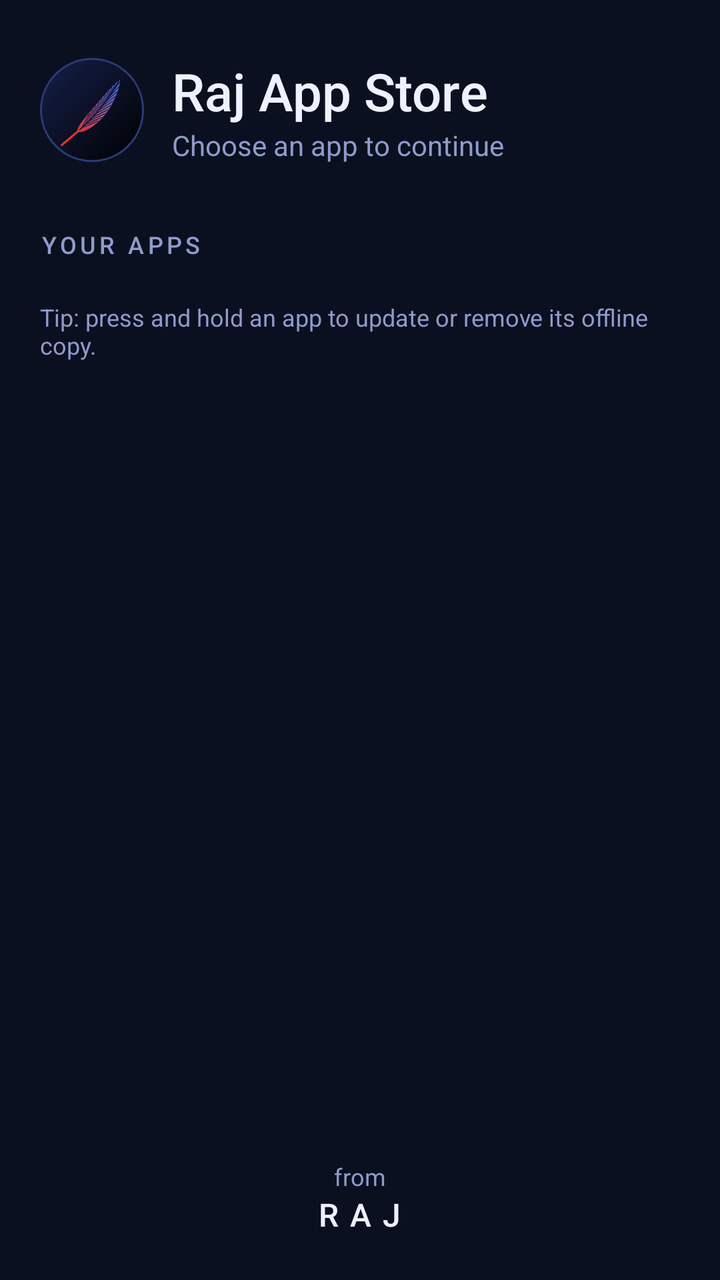
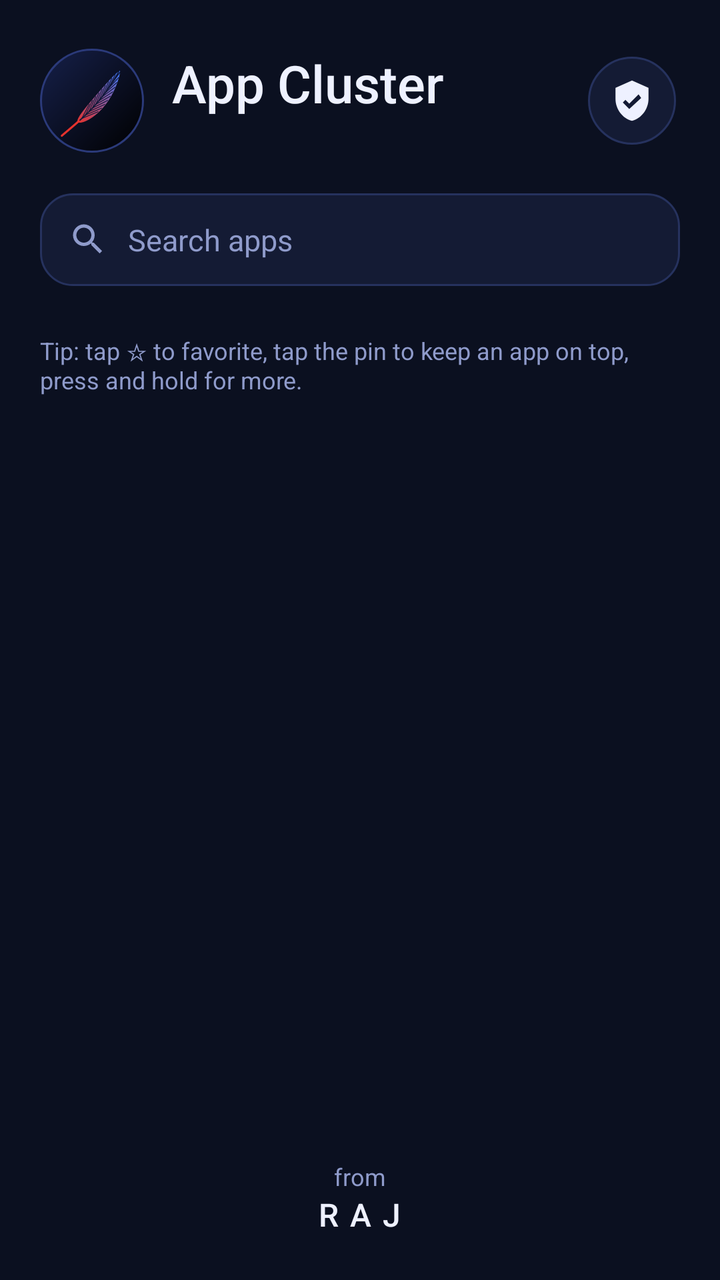

Screens rendered from an Android XML layout before and after an edit, with the pre-edit source and the edit as a unified diff.
<!-- AndroidManifest.xml: application theme Theme.RajHub -->
<!-- res/layout/activity_lobby.xml -->
<?xml version="1.0" encoding="utf-8"?>
<LinearLayout xmlns:android="http://schemas.android.com/apk/res/android"
    android:layout_width="match_parent"
    android:layout_height="match_parent"
    android:background="@color/bg"
    android:orientation="vertical">

    <ScrollView
        android:layout_width="match_parent"
        android:layout_height="0dp"
        android:layout_weight="1"
        android:fillViewport="true"
        android:overScrollMode="ifContentScrolls">

        <LinearLayout
            android:layout_width="match_parent"
            android:layout_height="wrap_content"
            android:orientation="vertical"
            android:paddingStart="20dp"
            android:paddingTop="28dp"
            android:paddingEnd="20dp"
            android:paddingBottom="12dp">

            <LinearLayout
                android:layout_width="match_parent"
                android:layout_height="wrap_content"
                android:gravity="center_vertical"
                android:orientation="horizontal">

                <ImageView
                    android:layout_width="52dp"
                    android:layout_height="52dp"
                    android:background="@drawable/logo_tile"
                    android:contentDescription="@null"
                    android:src="@drawable/ic_launcher_foreground" />

                <LinearLayout
                    android:layout_width="0dp"
                    android:layout_height="wrap_content"
                    android:layout_marginStart="14dp"
                    android:layout_weight="1"
                    android:orientation="vertical">

                    <TextView
                        android:layout_width="wrap_content"
                        android:layout_height="wrap_content"
                        android:fontFamily="sans-serif-medium"
                        android:text="@string/app_name"
                        android:textColor="@color/text"
                        android:textSize="26sp" />

                    <TextView
                        android:layout_width="wrap_content"
                        android:layout_height="wrap_content"
                        android:text="@string/choose_app"
                        android:textColor="@color/sub"
                        android:textSize="14sp" />
                </LinearLayout>
            </LinearLayout>

            <TextView
                android:layout_width="wrap_content"
                android:layout_height="wrap_content"
                android:layout_marginTop="32dp"
                android:layout_marginBottom="14dp"
                android:fontFamily="sans-serif-medium"
                android:letterSpacing="0.15"
                android:text="YOUR APPS"
                android:textColor="@color/sub"
                android:textSize="12sp" />

            <LinearLayout
                android:id="@+id/list"
                android:layout_width="match_parent"
                android:layout_height="wrap_content"
                android:orientation="vertical" />

            <TextView
                android:layout_width="wrap_content"
                android:layout_height="wrap_content"
                android:layout_marginTop="6dp"
                android:text="Tip: press and hold an app to update or remove its offline copy."
                android:textColor="@color/sub"
                android:textSize="12sp" />
        </LinearLayout>
    </ScrollView>

    <LinearLayout
        android:layout_width="match_parent"
        android:layout_height="wrap_content"
        android:gravity="center_horizontal"
        android:orientation="vertical"
        android:paddingTop="10dp"
        android:paddingBottom="22dp">

        <TextView
            android:layout_width="wrap_content"
            android:layout_height="wrap_content"
            android:text="@string/from_label"
            android:textColor="@color/sub"
            android:textSize="12sp" />

        <TextView
            android:layout_width="wrap_content"
            android:layout_height="wrap_content"
            android:fontFamily="sans-serif-medium"
            android:letterSpacing="0.35"
            android:text="@string/from_name"
            android:textColor="@color/text"
            android:textSize="16sp" />
    </LinearLayout>
</LinearLayout>
<!-- resources referenced by this layout -->
<resources>
  <color name="bg">#0B1020</color>
  <color name="sub">#8F9BCB</color>
  <color name="text">#EEF1FF</color>
  <!-- drawable ic_launcher_foreground: vector/xml drawable (drawable, 6535 chars, omitted) -->
  <!-- drawable logo_tile (drawable) -->
  <?xml version="1.0" encoding="utf-8"?>
  <shape xmlns:android="http://schemas.android.com/apk/res/android"
      android:shape="rectangle">
      <gradient
          android:angle="315"
          android:endColor="#000000"
          android:startColor="#16204A" />
      <corners android:radius="30dp" />
      <stroke
          android:width="1dp"
          android:color="#2B3A7A" />
  </shape>
  <string name="app_name">Raj App Store</string>
  <string name="choose_app">Choose an app to continue</string>
  <string name="from_label">from</string>
  <string name="from_name">RAJ</string>
  <style name="Theme.RajHub" parent="Theme.AppCompat.NoActionBar">
          <item name="android:windowBackground">@color/bg</item>
          <item name="android:statusBarColor">@color/bg</item>
          <item name="android:navigationBarColor">@color/bg</item>
          <item name="android:windowLightStatusBar">false</item>
          <item name="android:textColorPrimary">@color/text</item>
          <item name="colorAccent">@color/accent</item>
          <item name="android:windowSplashScreenBackground">@color/bg</item>
      </style>
  <color name="accent">#4F8CFF</color>
</resources>

<!-- the commit's change to res/layout/activity_lobby.xml (unified diff, before → after) -->
@@ -5,6 +5,143 @@
     android:background="@color/bg"
     android:orientation="vertical">
 
+    
+    <LinearLayout
+        android:layout_width="match_parent"
+        android:layout_height="wrap_content"
+        android:gravity="center_vertical"
+        android:orientation="horizontal"
+        android:paddingStart="20dp"
+        android:paddingTop="24dp"
+        android:paddingEnd="20dp">
+
+        <ImageView
+            android:layout_width="52dp"
+            android:layout_height="52dp"
+            android:background="@drawable/logo_tile"
+            android:contentDescription="@null"
+            android:src="@drawable/ic_launcher_foreground" />
+
+        <LinearLayout
+            android:layout_width="0dp"
+            android:layout_height="wrap_content"
+            android:layout_marginStart="14dp"
+            android:layout_weight="1"
+            android:orientation="vertical">
+
+            <TextView
+                android:layout_width="wrap_content"
+                android:layout_height="wrap_content"
+                android:fontFamily="sans-serif-medium"
+                android:text="@string/app_name"
+                android:textColor="@color/text"
+                android:textSize="26sp" />
+
+            <TextView
+                android:id="@+id/subtitle"
+                android:layout_width="wrap_content"
+                android:layout_height="wrap_content"
+                android:textColor="@color/sub"
+                android:textSize="13sp" />
+        </LinearLayout>
+
+        <FrameLayout
+            android:layout_width="48dp"
+            android:layout_height="48dp">
+
+            <ImageView
+                android:id="@+id/permBtn"
+                android:layout_width="44dp"
+                android:layout_height="44dp"
+                android:layout_gravity="center"
+                android:background="@drawable/circle_btn"
+                android:clickable="true"
+                android:contentDescription="Permissions"
+                android:focusable="true"
+                android:padding="11dp"
+                android:src="@drawable/ic_shield"
+                android:tint="@color/text" />
+
+            <View
+                android:id="@+id/permDot"
+                android:layout_width="13dp"
+                android:layout_height="13dp"
+                android:layout_gravity="top|end"
+                android:layout_marginTop="2dp"
+                android:layout_marginEnd="2dp"
+                android:background="@drawable/dot_red"
+                android:visibility="gone" />
+        </FrameLayout>
+    </LinearLayout>
+
+    
+    <LinearLayout
+        android:layout_width="match_parent"
+        android:layout_height="wrap_content"
+        android:layout_marginStart="20dp"
+        android:layout_marginTop="20dp"
+        android:layout_marginEnd="20dp"
+        android:background="@drawable/search_bg"
+        android:gravity="center_vertical"
+        android:orientation="horizontal"
+        android:paddingStart="14dp"
+        android:paddingEnd="6dp">
+
+        <ImageView
+            android:layout_width="20dp"
+            android:layout_height="20dp"
+            android:contentDescription="@null"
+            android:src="@drawable/ic_search"
+            android:tint="@color/sub" />
+
+        <EditText
+            android:id="@+id/search"
+            android:layout_width="0dp"
+            android:layout_height="wrap_content"
+            android:layout_marginStart="10dp"
+            android:layout_weight="1"
+            android:background="@null"
+            android:hint="Search apps"
+            android:imeOptions="actionSearch"
+            android:inputType="text"
+            android:maxLines="1"
+            android:paddingTop="13dp"
+            android:paddingBottom="13dp"
+            android:textColor="@color/text"
+            android:textColorHint="@color/sub"
+            android:textSize="15sp" />
+
+        <ImageView
+            android:id="@+id/clear"
+            android:layout_width="36dp"
+            android:layout_height="36dp"
+            android:clickable="true"
+            android:contentDescription="Clear search"
+            android:focusable="true"
+            android:padding="10dp"
+            android:src="@drawable/ic_close"
+            android:tint="@color/sub"
+            android:visibility="gone" />
+    </LinearLayout>
+
+    
+    <HorizontalScrollView
+        android:layout_width="match_parent"
+        android:layout_height="wrap_content"
+        android:layout_marginTop="14dp"
+        android:overScrollMode="never"
+        android:scrollbars="none">
+
+        <LinearLayout
+            android:id="@+id/chips"
+            android:layout_width="wrap_content"
+            android:layout_height="wrap_content"
+            android:orientation="horizontal"
+            android:paddingStart="20dp"
+            android:paddingEnd="12dp" />
+    </HorizontalScrollView>
+
+    
     <ScrollView
         android:layout_width="match_parent"
         android:layout_height="0dp"
@@ -17,57 +154,9 @@
             android:layout_height="wrap_content"
             android:orientation="vertical"
             android:paddingStart="20dp"
-            android:paddingTop="28dp"
+            android:paddingTop="6dp"
             android:paddingEnd="20dp"
             android:paddingBottom="12dp">
-
-            <LinearLayout
-                android:layout_width="match_parent"
-                android:layout_height="wrap_content"
-                android:gravity="center_vertical"
-                android:orientation="horizontal">
-
-                <ImageView
-                    android:layout_width="52dp"
-                    android:layout_height="52dp"
-                    android:background="@drawable/logo_tile"
-                    android:contentDescription="@null"
-                    android:src="@drawable/ic_launcher_foreground" />
-
-                <LinearLayout
-                    android:layout_width="0dp"
-                    android:layout_height="wrap_content"
-                    android:layout_marginStart="14dp"
-                    android:layout_weight="1"
-                    android:orientation="vertical">
-
-                    <TextView
-                        android:layout_width="wrap_content"
-                        android:layout_height="wrap_content"
-                        android:fontFamily="sans-serif-medium"
-                        android:text="@string/app_name"
-                        android:textColor="@color/text"
-                        android:textSize="26sp" />
-
-                    <TextView
-                        android:layout_width="wrap_content"
-                        android:layout_height="wrap_content"
-                        android:text="@string/choose_app"
-                        android:textColor="@color/sub"
-                        android:textSize="14sp" />
-                </LinearLayout>
-            </LinearLayout>
-
-            <TextView
-                android:layout_width="wrap_content"
-                android:layout_height="wrap_content"
-                android:layout_marginTop="32dp"
-                android:layout_marginBottom="14dp"
-                android:fontFamily="sans-serif-medium"
-                android:letterSpacing="0.15"
-                android:text="YOUR APPS"
-                android:textColor="@color/sub"
-                android:textSize="12sp" />
 
             <LinearLayout
                 android:id="@+id/list"
@@ -76,10 +165,21 @@
                 android:orientation="vertical" />
 
             <TextView
+                android:id="@+id/empty"
+                android:layout_width="match_parent"
+                android:layout_height="wrap_content"
+                android:gravity="center"
+                android:paddingTop="48dp"
+                android:paddingBottom="24dp"
+                android:textColor="@color/sub"
+                android:textSize="14sp"
+                android:visibility="gone" />
+
+            <TextView
                 android:layout_width="wrap_content"
                 android:layout_height="wrap_content"
-                android:layout_marginTop="6dp"
-                android:text="Tip: press and hold an app to update or remove its offline copy."
+                android:layout_marginTop="4dp"
+                android:text="Tip: tap ☆ to favorite, tap the pin to keep an app on top, press and hold for more."
                 android:textColor="@color/sub"
                 android:textSize="12sp" />
         </LinearLayout>
<!-- resource entries referenced after the edit -->
@@ -3,7 +3,54 @@
   <color name="bg">#0B1020</color>
   <color name="sub">#8F9BCB</color>
   <color name="text">#EEF1FF</color>
+  <!-- drawable circle_btn (drawable) -->
+  <?xml version="1.0" encoding="utf-8"?>
+  <shape xmlns:android="http://schemas.android.com/apk/res/android"
+      android:shape="oval">
+      <solid android:color="@color/surface" />
+      <stroke android:width="1dp" android:color="@color/border" />
+  </shape>
+  <!-- drawable dot_red (drawable) -->
+  <?xml version="1.0" encoding="utf-8"?>
+  <shape xmlns:android="http://schemas.android.com/apk/res/android"
+      android:shape="oval">
+      <solid android:color="#FF5A5F" />
+      <stroke android:width="2dp" android:color="@color/bg" />
+  </shape>
+  <!-- drawable ic_close (drawable) -->
+  <?xml version="1.0" encoding="utf-8"?>
+  <vector xmlns:android="http://schemas.android.com/apk/res/android"
+      android:width="24dp"
+      android:height="24dp"
+      android:viewportWidth="24"
+      android:viewportHeight="24">
+      <path
+          android:fillColor="#FFFFFFFF"
+          android:pathData="M19,6.41L17.59,5 12,10.59 6.41,5 5,6.41 10.59,12 5,17.59 6.41,19 12,13.41 17.59,19 19,17.59 13.41,12z" />
+  </vector>
   <!-- drawable ic_launcher_foreground: vector/xml drawable (drawable, 6535 chars, omitted) -->
+  <!-- drawable ic_search (drawable) -->
+  <?xml version="1.0" encoding="utf-8"?>
+  <vector xmlns:android="http://schemas.android.com/apk/res/android"
+      android:width="24dp"
+      android:height="24dp"
+      android:viewportWidth="24"
+      android:viewportHeight="24">
+      <path
+          android:fillColor="#FFFFFFFF"
+          android:pathData="M15.5,14h-0.79l-0.28,-0.27C15.41,12.59 16,11.11 16,9.5 16,5.91 13.09,3 9.5,3S3,5.91 3,9.5 5.91,16 9.5,16c1.61,0 3.09,-0.59 4.23,-1.57l0.27,0.28v0.79l5,4.99L20.49,19l-4.99,-5zM9.5,14C7.01,14 5,11.99 5,9.5S7.01,5 9.5,5 14,7.01 14,9.5 11.99,14 9.5,14z" />
+  </vector>
+  <!-- drawable ic_shield (drawable) -->
+  <?xml version="1.0" encoding="utf-8"?>
+  <vector xmlns:android="http://schemas.android.com/apk/res/android"
+      android:width="24dp"
+      android:height="24dp"
+      android:viewportWidth="24"
+      android:viewportHeight="24">
+      <path
+          android:fillColor="#FFFFFFFF"
+          android:pathData="M12,1L3,5v6c0,5.55 3.84,10.74 9,12 5.16,-1.26 9,-6.45 9,-12V5l-9,-4zM10.5,16.5l-3.5,-3.5 1.41,-1.41 2.09,2.08 5.09,-5.09L17,10.5l-6.5,6z" />
+  </vector>
   <!-- drawable logo_tile (drawable) -->
   <?xml version="1.0" encoding="utf-8"?>
   <shape xmlns:android="http://schemas.android.com/apk/res/android"
@@ -17,8 +64,15 @@
           android:width="1dp"
           android:color="#2B3A7A" />
   </shape>
-  <string name="app_name">Raj App Store</string>
-  <string name="choose_app">Choose an app to continue</string>
+  <!-- drawable search_bg (drawable) -->
+  <?xml version="1.0" encoding="utf-8"?>
+  <shape xmlns:android="http://schemas.android.com/apk/res/android"
+      android:shape="rectangle">
+      <solid android:color="@color/surface" />
+      <corners android:radius="16dp" />
+      <stroke android:width="1dp" android:color="@color/border" />
+  </shape>
+  <string name="app_name">App Cluster</string>
   <string name="from_label">from</string>
   <string name="from_name">RAJ</string>
   <style name="Theme.RajHub" parent="Theme.AppCompat.NoActionBar">
@@ -30,6 +84,8 @@
           <item name="colorAccent">@color/accent</item>
           <item name="android:windowSplashScreenBackground">@color/bg</item>
       </style>
+  <color name="surface">#141B34</color>
+  <color name="border">#26325E</color>
   <color name="accent">#4F8CFF</color>
 </resources>
 
